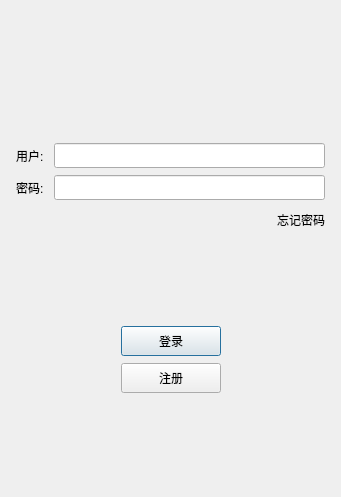
Qt form logindialog.ui (chenjiabo5197/chat-qt) before a commit.
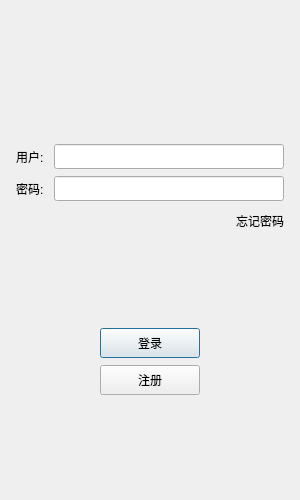
The same form after that commit. Icons and pictures are not drawn.

Patch:
```diff
--- a/logindialog.ui
+++ b/logindialog.ui
@@ -6,10 +6,22 @@
    <rect>
     <x>0</x>
     <y>0</y>
-    <width>341</width>
-    <height>497</height>
+    <width>300</width>
+    <height>500</height>
    </rect>
   </property>
+  <property name="minimumSize">
+   <size>
+    <width>300</width>
+    <height>500</height>
+   </size>
+  </property>
+  <property name="maximumSize">
+   <size>
+    <width>300</width>
+    <height>500</height>
+   </size>
+  </property>
   <property name="windowTitle">
    <string>Dialog</string>
   </property>
```
